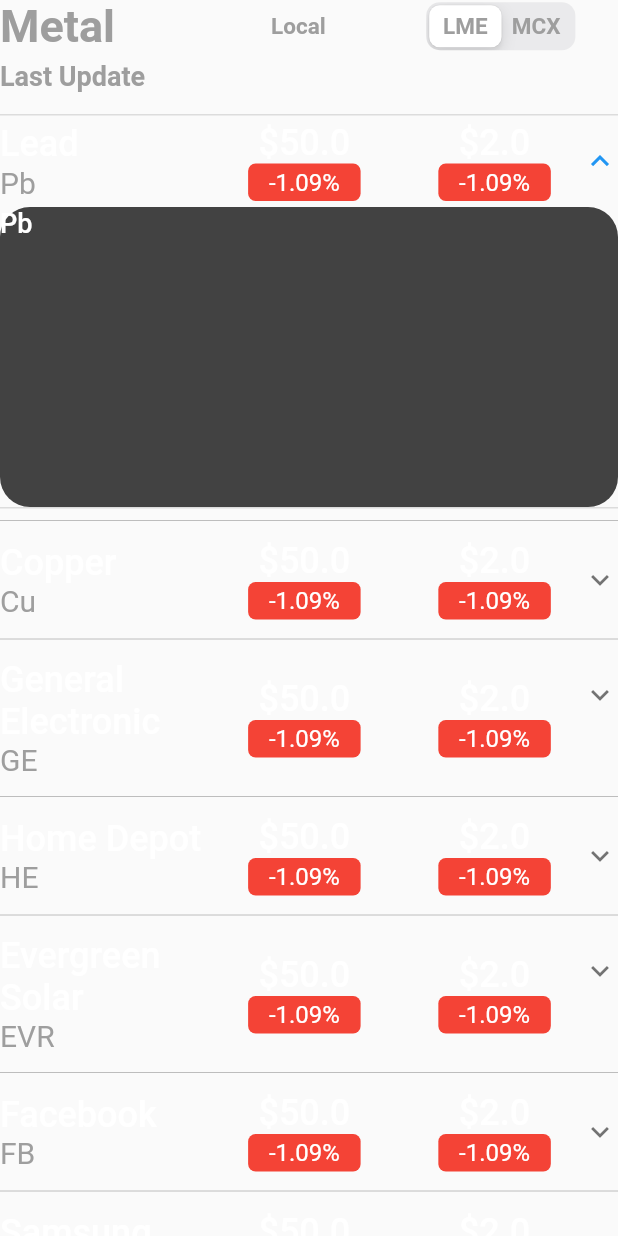
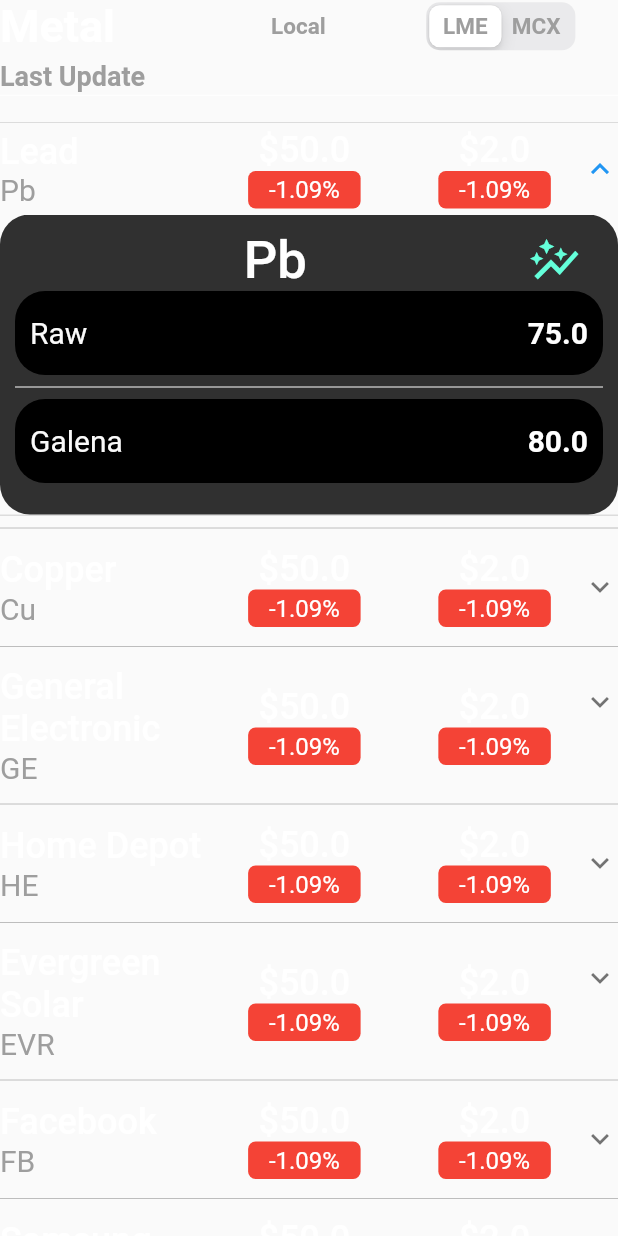
Before and after one commit to VedangAsgaonkar/metal-industry-app, a Flutter app: the StockList widget shown alone on an empty page, opened directly with empty values, after a tap on "Lead", on a phone screen of 412 x 824 dp. Run offline on Flutter 3.47's test engine with Material 2 defaults, Android fonts, the phone set to English and light mode, and no system bars; our stand-ins replace fl_chart.

Commit message:
Added variety list

```diff
--- a/lib/models/stock.dart
+++ b/lib/models/stock.dart
@@ -10,6 +10,8 @@ class Stock {
   double priceMCX = 0;
   double priceDisplayLocal = 0;
   double priceDisplayMain = 0;
+  List<String> variety_name =[] ;
+  List<double> variety_cost = [];
 
   Stock(
       String symbol,
@@ -20,7 +22,9 @@ class Stock {
       double priceLocalEast,
       double priceLocalSouth,
       double priceLME,
-      double priceMCX) {
+      double priceMCX,
+      List<String> variety_name,
+      List<double> variety_cost) {
     this.symbol = symbol;
     this.metal = metal;
     this.priceShaiziNorth = priceShaiziNorth;
@@ -32,21 +36,23 @@ class Stock {
     this.priceLME = priceLME;
     this.priceMCX = priceMCX;
     this.priceDisplayMain = priceLME;
+    this.variety_name = variety_name;
+    this.variety_cost = variety_cost;
   }
 
   static List<Stock> getAll() {
     List<Stock> stocks = <Stock>[];
-    stocks.add(Stock("Lead", "Pb", 258, 100, 50, 100, 1, 2, 3));
-    stocks.add(Stock("Copper", "Cu", 800, 200, 50, 10000, 1, 2, 3));
+    stocks.add(Stock("Lead", "Pb", 258, 100, 50, 100, 1, 2, 3, ["Raw", "Galena"], [75.0, 80.0]));
+    stocks.add(Stock("Copper", "Cu", 800, 200, 50, 10000, 1, 2, 3 ,["Armature", "Rod", "elemental" , "brass"], [100.0,200.0,300.0,400.0]));
     stocks
-        .add(Stock("General Electronic", "GE", 56.00, 10, 50, 10000, 1, 2, 3));
-    stocks.add(Stock("Home Depot", "HE", 10, 178, 50, 10000, 1, 2, 3));
-    stocks.add(Stock("Evergreen Solar", "EVR", 10, 9.0, 50, 10000, 1, 2, 3));
-    stocks.add(Stock("Facebook", "FB", 10, 200, 50, 10000, 1, 2, 3));
-    stocks.add(Stock("Samsung", "SAM", 10, 134, 50, 10000, 1, 2, 3));
-    stocks.add(Stock("Snapchat", "SNAP", 10, 45, 50, 10000, 1, 2, 3));
-    stocks.add(Stock("Microsoft", "MSOFT", 10, 400, 50, 10000, 1, 2, 3));
-    stocks.add(Stock("Google", "GOOG", 10, 1800, 50, 10000, 1, 2, 3));
+        .add(Stock("General Electronic", "GE", 56.00, 10, 50, 10000, 1, 2, 3 ,[], []));
+    stocks.add(Stock("Home Depot", "HE", 10, 178, 50, 10000, 1, 2, 3, [], []));
+    stocks.add(Stock("Evergreen Solar", "EVR", 10, 9.0, 50, 10000, 1, 2, 3 ,[], []));
+    stocks.add(Stock("Facebook", "FB", 10, 200, 50, 10000, 1, 2, 3 ,[], []));
+    stocks.add(Stock("Samsung", "SAM", 10, 134, 50, 10000, 1, 2, 3 ,[], []));
+    stocks.add(Stock("Snapchat", "SNAP", 10, 45, 50, 10000, 1, 2, 3 ,[], []));
+    stocks.add(Stock("Microsoft", "MSOFT", 10, 400, 50, 10000, 1, 2, 3, [], []));
+    stocks.add(Stock("Google", "GOOG", 10, 1800, 50, 10000, 1, 2, 3, [], []));
 
     return stocks;
   }
--- a/lib/pages/homePage.dart
+++ b/lib/pages/homePage.dart
@@ -92,7 +92,7 @@ class _HomePageState extends State<HomePage> {
                       Text(
                         stockName,
                         style: TextStyle(
-                            color: Colors.white,
+                            color: Colors.grey[50],
                             fontSize: 24,
                             fontWeight: FontWeight.w500),
                       ),
@@ -124,33 +124,34 @@ class _HomePageState extends State<HomePage> {
                         ),
                       ),
                       CupertinoSlidingSegmentedControl<int>(
+                        backgroundColor: Colors.grey[700]!,
                         thumbColor: Colors.white,
                         children: <int,Widget>{
                           5: Text(
                             '5',
                             style: TextStyle(
-                              color: Colors.grey[600],
+                              color: Colors.grey[900],
                               fontSize: 22.0
                             ),
                           ),
                           10: Text(
                             '10',
                             style: TextStyle(
-                                color: Colors.grey[600],
+                                color: Colors.grey[900],
                                 fontSize: 22.0
                             ),
                           ),
                           15: Text(
                             '15',
                             style: TextStyle(
-                                color: Colors.grey[600],
+                                color: Colors.grey[900],
                                 fontSize: 22.0
                             ),
                           ),
                           20: Text(
                             '20',
                             style: TextStyle(
-                                color: Colors.grey[600],
+                                color: Colors.grey[900],
                                 fontSize: 22.0
                             ),
                           ),
@@ -224,7 +225,7 @@ class _HomePageState extends State<HomePage> {
                       ],
                     ),
                     SizedBox(
-                      height: 30.0,
+                      height: 10.0,
                     ),
                     Text("December 3",
                         style: TextStyle(
@@ -235,7 +236,7 @@ class _HomePageState extends State<HomePage> {
                       height: 10.0,
                     ),
                     SizedBox(
-                      height: MediaQuery.of(context).size.height - 310,
+                      height: MediaQuery.of(context).size.height - 250,
                       child: StockList(
                         currentLocation,
                         (stock) {
--- a/lib/widgets/stockList.dart
+++ b/lib/widgets/stockList.dart
@@ -94,7 +94,7 @@ class _StockListState extends State<StockList> {
               child: Text(
                 "Metal",
                 style: TextStyle(
-                    color: Colors.grey[500],
+                    color: Colors.white,
                     fontSize: 30,
                     fontWeight: FontWeight.bold),
               ),
@@ -164,6 +164,10 @@ class _StockListState extends State<StockList> {
                   fontWeight: FontWeight.bold),
             ),
           ],
+        ),
+        Divider(
+          height: 5.0,
+          color: Colors.white,
         ),
         SizedBox(
           height: 15.0,
@@ -274,23 +278,86 @@ class _StockListState extends State<StockList> {
   _buildExpandableContent(Stock stock, BuildContext context, void Function(String)? setStock) {
     List<Widget> widgets = <Widget>[];
     widgets.add(
+      Container(
+        width: double.infinity,
+        height: 200,
+        padding: EdgeInsets.all(10.0),
+        decoration: BoxDecoration(
+          color: Colors.grey[850],
+          borderRadius: BorderRadius.all((Radius.circular(20.0))),
+        ),
+        child: Column(
+          children: [
+            Row(
+              mainAxisAlignment: MainAxisAlignment.spaceBetween,
+              children: [
+                SizedBox(
+                  width: 20.0,
+                ),
+                Text(stock.metal,
+                    style: TextStyle(
+                        color: Colors.white,
+                        fontSize: 35,
+                        fontWeight: FontWeight.w500)),
                 GestureDetector(
                   onTap: () {
                     setStock!(stock.metal);
                     Scaffold.of(context).openEndDrawer();
                   },
+                  child: Padding(
+                    padding: EdgeInsets.symmetric(horizontal: 15.0),
+                    child: Icon(
+                      Icons.auto_graph,
+                      size: 35,
+                      color: Colors.tealAccent,
+                    ),
+                  ),
+                ),
+              ],
+            ),
+            Expanded(
+              child: ListView.separated(
+                  scrollDirection: Axis.vertical,
+                  shrinkWrap: true,
+                  physics: BouncingScrollPhysics(
+                      parent: AlwaysScrollableScrollPhysics()),
+                  separatorBuilder: (context, index) {
+                    return Divider(color: Colors.white);
+                  },
+                  itemCount: stock.variety_cost.length,
+                  itemBuilder: (context, index) {
+
+                    return ListTileTheme(
+                      contentPadding: EdgeInsets.all(0),
                       child: Container(
-          width: double.infinity,
-          height: 200,
                         decoration: BoxDecoration(
-            color: Colors.grey[800],
-            borderRadius: BorderRadius.all((Radius.circular(20.0))),
+                          color: Colors.black,
+                          borderRadius: BorderRadius.all(Radius.circular(20.0)),
                         ),
-          child: Text(stock.metal,
+                        child: ListTile(
+                          contentPadding: EdgeInsets.symmetric(horizontal: 10.0),
+                          title: Text(
+                              stock.variety_name[index],
+                              style: TextStyle(
+                                color: Colors.grey[50],
+                                fontSize: 20.0,
+                              ),
+                          ),
+                          trailing: Text(
+                            stock.variety_cost[index].toString(),
                             style: TextStyle(
                               color: Colors.white,
-                  fontSize: 18,
-                  fontWeight: FontWeight.w500)),
+                              fontSize: 20.0,
+                              fontWeight: FontWeight.bold,
+                            ),
+                          ),
+
+                        ),
+                      ),
+                    );
+                  }),
+            ),
+          ],
         ),
       ),
     );
```
Lines whose indentation alone changed are shown as unchanged.
